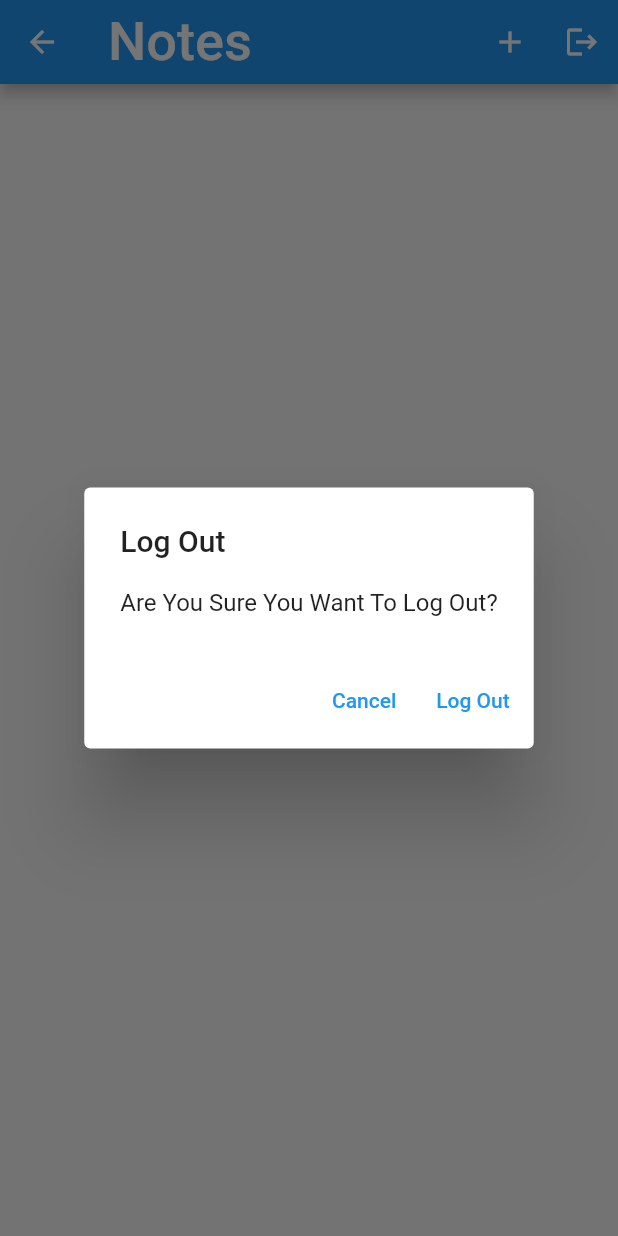
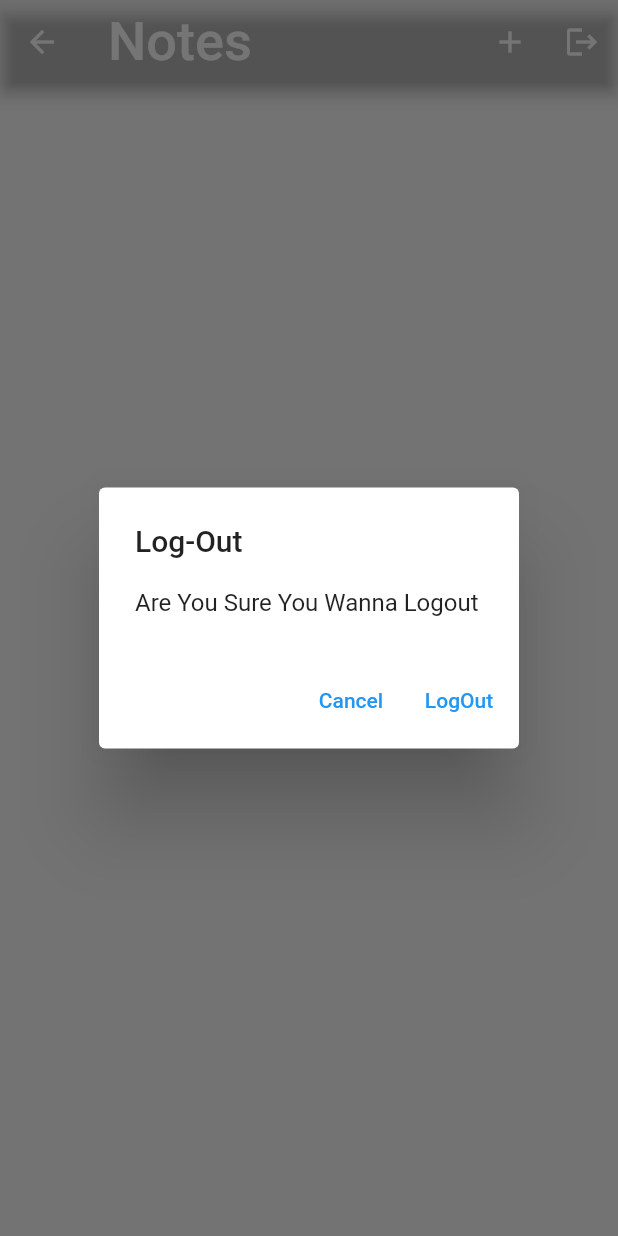
Before and after one commit to Hirdey-1999/Flutter-Projects, a Flutter app: the NotesView screen opened by its route, after a tap on the "logout" icon, on a phone screen of 412 x 824 dp. Run offline on Flutter 3.47's test engine with Material 2 defaults, Android fonts, the phone set to English and light mode, and no system bars; our stand-ins replace firebase_auth, firebase_core, sqflite; accounts and stored records are empty; network calls fail.

Commit message:
22/5/22(Got The Delete Feature In The App)

```diff
--- /dev/null
+++ b/hirdey_mittal/lib/utilities/dialogs/generic_dialogs.dart
@@ -0,0 +1,35 @@
+
+
+import 'package:flutter/material.dart';
+
+typedef DialogOptionBuilder <T> = Map<String, T?> Function();
+
+Future<T?> showGenericDialog<T> (
+  {required BuildContext context,
+  required String title, required String content,
+  required DialogOptionBuilder optionsBuilder,
+}) {
+  final options = optionsBuilder();
+  return showDialog<T> (
+    context: context,
+    builder: (context) {
+      return AlertDialog(
+        title: Text(title),
+        content: Text(content),
+        actions: options.keys.map((optionTitle) {
+          final value = options[optionTitle];
+          return TextButton(onPressed:
+          () {
+            if(value != null){
+              Navigator.of(context).pop(value);
+            }
+            else{
+              Navigator.of(context).pop();
+            }
+          },
+           child: Text(optionTitle));
+        }).toList(),
+      );
+    }
+  );
+}
--- /dev/null
+++ b/hirdey_mittal/lib/utilities/dialogs/logout-dialog.dart
@@ -0,0 +1,9 @@
+import 'package:flutter/material.dart';
+import 'package:hirdey_mittal/utilities/dialogs/generic_dialogs.dart';
+
+Future <bool> showLogOutDialog(BuildContext context) {
+  return showGenericDialog<bool>(context: context, title: 'Log-Out', content: "Are You Sure You Wanna Logout", optionsBuilder: () => {
+    'Cancel': false,
+    'LogOut': true,
+  }).then((value) => value ?? false,);
+}
--- a/hirdey_mittal/lib/views/login_view.dart
+++ b/hirdey_mittal/lib/views/login_view.dart
@@ -2,7 +2,7 @@ import 'package:flutter/material.dart';
 import 'package:hirdey_mittal/constants/routes.dart';
 import 'package:hirdey_mittal/service/auth/auth_exceptions.dart';
 import 'package:hirdey_mittal/service/auth/auth_service.dart';
-import '../utilities/show_error_dialog.dart';
+import 'package:hirdey_mittal/utilities/dialogs/error_dialog.dart';
 import 'register_view.dart';
 import '../firebase_options.dart';
 import 'dart:developer' as devtools show log;
@@ -82,8 +82,8 @@ class _LoginViewState extends State<LoginView> {
                   Navigator.of(context).pushNamedAndRemoveUntil(notesRoute, (route) => false);
                   }
                   else{
-                    // User Is Not Verified
-                  await showAlertDialog(context, "Check Your Email Or Register Again");
+                  // User Is Not Verified
+                  await showErrorDialog(context, "Check Your Email Or Register Again");
                   Navigator.of(context).pushNamedAndRemoveUntil(registerRoute ,(route) => false);
                   }
 
--- /dev/null
+++ b/hirdey_mittal/lib/views/notes/notes_list_view.dart
@@ -0,0 +1,32 @@
+import 'package:flutter/material.dart';
+import 'package:hirdey_mittal/service/crud/notes_service.dart';
+import 'package:hirdey_mittal/utilities/dialogs/delete_dialog.dart';
+
+
+typedef DeleteNoteCallBack = void Function(DatabaseNotes note);
+
+class notesListView extends StatelessWidget {
+  final List<DatabaseNotes> notes;
+  final DeleteNoteCallBack onDeleteNote;
+  const notesListView({Key? key, required this.notes, required this.onDeleteNote}) : super(key: key);
+
+  @override
+  Widget build(BuildContext context) {
+    return ListView.builder(
+      itemCount: notes.length,
+      itemBuilder: (context, index){
+        final note = notes[index];
+        return ListTile(
+          title: Text(note.text, maxLines: 1,softWrap: true,overflow: TextOverflow.ellipsis,),
+          trailing: IconButton(onPressed: () async {
+            final shouldDelete = await showDeleteDialog(context);
+            if(shouldDelete) {
+              onDeleteNote(note);
+            }
+          },
+          icon: const Icon(Icons.delete),
+        ));
+      }
+    );
+  }
+}
--- a/hirdey_mittal/lib/views/notes/notes_view.dart
+++ b/hirdey_mittal/lib/views/notes/notes_view.dart
@@ -1,6 +1,8 @@
 import 'package:flutter/material.dart';
 import 'package:hirdey_mittal/service/auth/auth_service.dart';
 import 'package:hirdey_mittal/service/crud/notes_service.dart';
+import 'package:hirdey_mittal/utilities/dialogs/logout-dialog.dart';
+import 'package:hirdey_mittal/views/notes/notes_list_view.dart';
 
 import '../../constants/routes.dart';
 import '../../enums/menu_action.dart';
@@ -25,7 +27,7 @@ class _NotesViewState extends State<NotesView> {
     return Scaffold(
       appBar: AppBar(
         title: const Text('Notes', textScaleFactor: 1.8,),
-        backgroundColor: Colors.blue,
+        backgroundColor: Colors.transparent,
         actions: [
           IconButton(onPressed: () {Navigator.of(context).pushNamed(newNoteRoute);} , icon: const Icon(Icons.add)),
           //LogOut
@@ -47,16 +49,11 @@ class _NotesViewState extends State<NotesView> {
                 case ConnectionState.waiting:
                   if(snapshot.hasData){
                     final allNotes = snapshot.data as List<DatabaseNotes>;
+                    return notesListView(notes: allNotes, onDeleteNote: (note) async {
+                      await _notesService.deleteNote(id: note.id);
+                    });
                     print(allNotes);
-                    return ListView.builder(
-                      itemCount: allNotes.length,
-                      itemBuilder: (context, index){
-                        final note = allNotes[index];
-                        return ListTile(
-                          title: Text(note.text, maxLines: 1,softWrap: true,overflow: TextOverflow.ellipsis,),
-                        );
-                      }
-                    );
+
                   }else{
                     return const CircularProgressIndicator();
                   }
@@ -72,23 +69,3 @@ class _NotesViewState extends State<NotesView> {
     );
   }
 }
-
-Future<bool> showLogOutDialog(BuildContext context){
-  return showDialog<bool>(
-    context: context,
-    builder: (context) {
-      return AlertDialog(
-        title: const Text('Log Out'),
-        content: const Text('Are You Sure You Want To Log Out?'),
-        actions: [
-          TextButton(onPressed: () {
-            Navigator.of(context).pop(false);
-          }, child: const Text('Cancel')),
-          TextButton(onPressed: () {
-            Navigator.of(context).pop(true);
-          }, child: const Text('Log Out'),),
-        ],
-      );
-  },
-  ).then((value) => value ?? false);
-}
--- a/hirdey_mittal/lib/views/register_view.dart
+++ b/hirdey_mittal/lib/views/register_view.dart
@@ -3,7 +3,7 @@ import 'package:flutter/material.dart';
 import 'package:hirdey_mittal/constants/routes.dart';
 import 'package:hirdey_mittal/service/auth/auth_exceptions.dart';
 import 'package:hirdey_mittal/service/auth/auth_service.dart';
-import 'package:hirdey_mittal/utilities/show_error_dialog.dart';
+import 'package:hirdey_mittal/utilities/dialogs/error_dialog.dart';
 import '../firebase_options.dart';
 import 'dart:developer' as devtools show log;
 
@@ -68,7 +68,7 @@ class _RegisterViewState extends State<RegisterView> {
                   TextButton(onPressed: () async {
                     final email = _email.text;
                     final password  = _password.text;
-                    showAlertDialog(context, 'Check Your Email For Verification');
+                    // showAlertDialog(context, 'Check Your Email For Verification');
                     try{
                     final usercredential = await AuthService.firebase().createUser(email: email, password: password);
                     devtools.log(usercredential.toString());
```
Also changed, not shown: hirdey_mittal/lib/utilities/dialogs/delete_dialog.dart (added, +9 -0 lines), hirdey_mittal/lib/utilities/dialogs/error_dialog.dart (added, +11 -0 lines), hirdey_mittal/lib/utilities/show_error_dialog.dart (deleted, +0 -31 lines).
